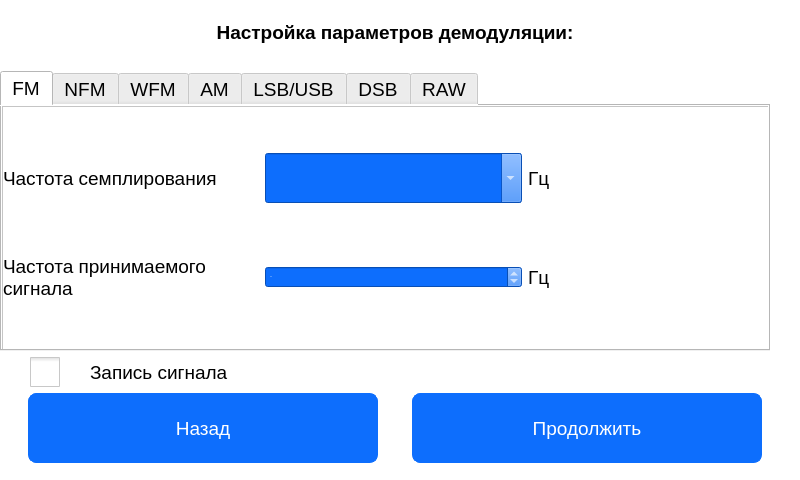
Before: the Qt Designer form win_demodulation.ui in PloticynaEl/SDR, drawn with Qt 5.
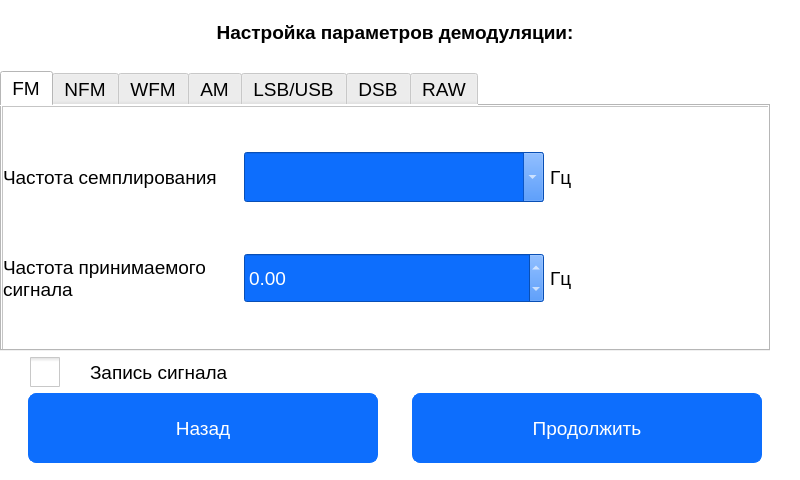
After: the same form once the commit is applied.

What changed in the file:
```diff
--- a/win_demodulation.ui
+++ b/win_demodulation.ui
@@ -272,7 +272,13 @@
              </widget>
             </item>
             <item row="0" column="1">
-             <widget class="QComboBox" name="comboBox_sampl_">
+             <widget class="QComboBox" name="comboBox_sampl">
+              <property name="minimumSize">
+               <size>
+                <width>300</width>
+                <height>50</height>
+               </size>
+              </property>
               <property name="maximumSize">
                <size>
                 <width>300</width>
@@ -288,7 +294,7 @@
               <property name="font">
                <font>
                 <family>Arial</family>
-                <pointsize>-1</pointsize>
+                <pointsize>14</pointsize>
                 <weight>50</weight>
                 <italic>false</italic>
                 <bold>false</bold>
@@ -301,7 +307,7 @@
                <string/>
               </property>
               <property name="currentIndex">
-               <number>-1</number>
+               <number>14</number>
               </property>
               <property name="frame">
                <bool>true</bool>
@@ -310,10 +316,22 @@
             </item>
             <item row="1" column="1">
              <widget class="QDoubleSpinBox" name="doubleSpinBox_freq">
+              <property name="minimumSize">
+               <size>
+                <width>300</width>
+                <height>50</height>
+               </size>
+              </property>
+              <property name="maximumSize">
+               <size>
+                <width>300</width>
+                <height>50</height>
+               </size>
+              </property>
               <property name="font">
                <font>
                 <family>Arial</family>
-                <pointsize>-1</pointsize>
+                <pointsize>14</pointsize>
                 <weight>50</weight>
                 <italic>false</italic>
                 <bold>false</bold>
```
Left out of the diff: 8 changed lines with no effect on the pictures.
